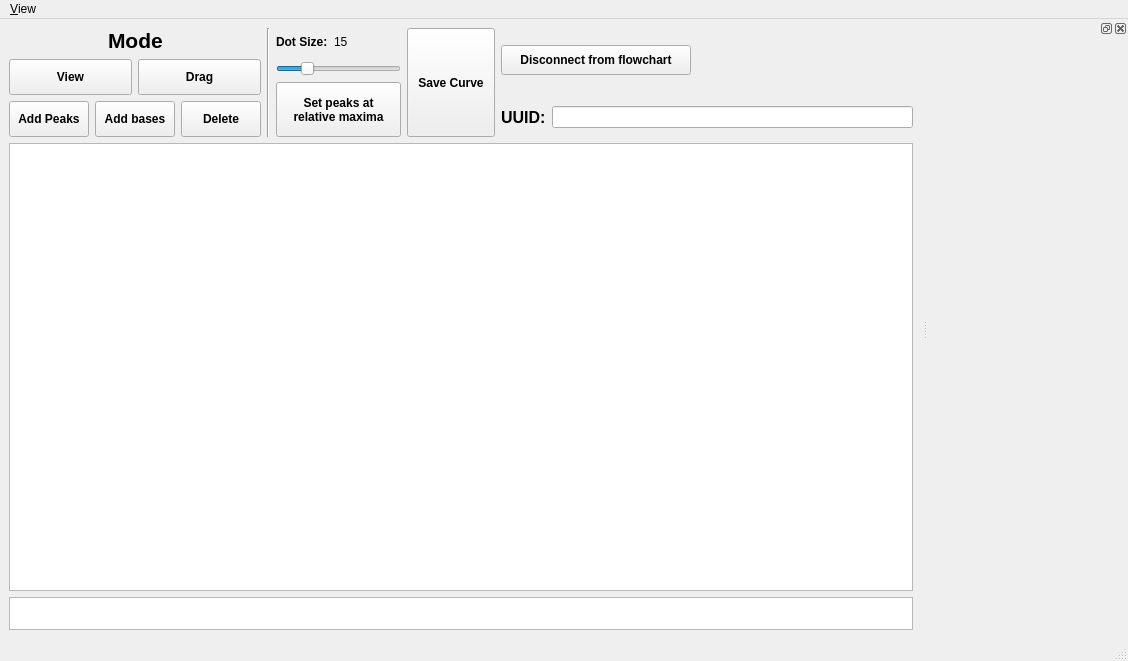
The window that analyser/ui_files/PeakEditor_pytemplate.ui (kushalkolar/MESmerize) describes before a commit, drawn with Qt 5.
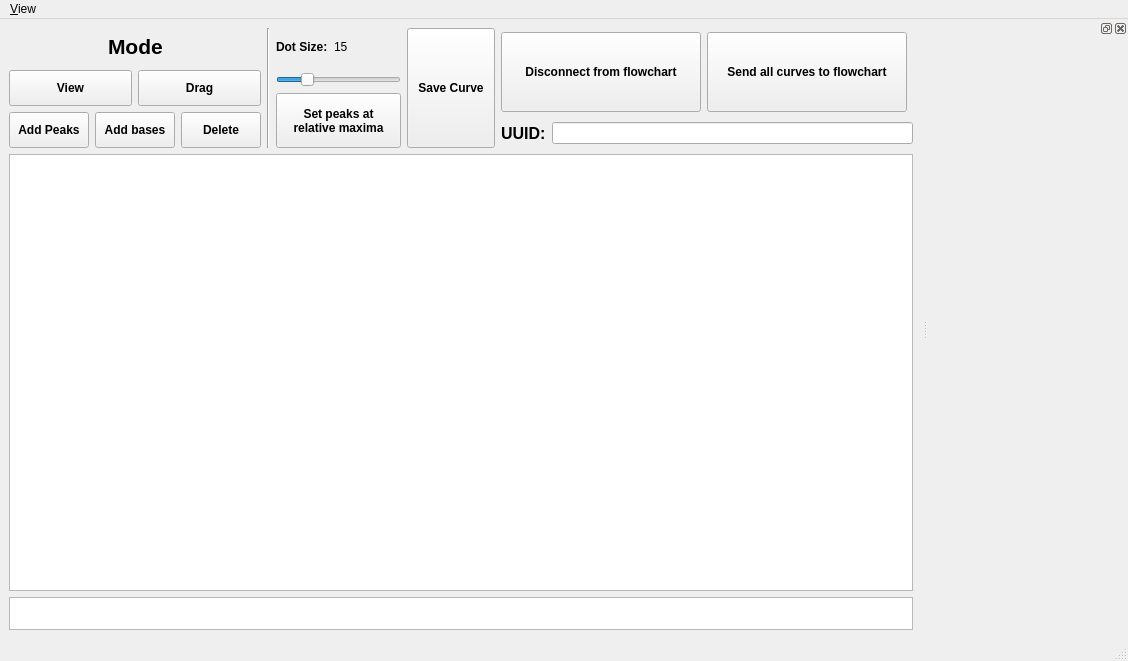
The same window after the commit. Custom widgets are drawn as their Qt base class.

Commit message: Peak editor should be able to connect and disconnect from to the flowchart and send data to it. Added annotations to compute_utils. Update PeakEditor.py, compute_utils.py, and 3 more files...

```diff
--- a/analyser/ui_files/PeakEditor_pytemplate.ui
+++ b/analyser/ui_files/PeakEditor_pytemplate.ui
@@ -15,7 +15,9 @@
   </property>
   <widget class="QWidget" name="centralwidget">
    <layout class="QGridLayout" name="gridLayout_2">
-    <item row="0" column="0" rowspan="2">
+    <item row="0" column="0">
+     <layout class="QHBoxLayout" name="horizontalLayout_7">
+      <item>
      <layout class="QHBoxLayout" name="horizontalLayout_4">
       <item>
        <layout class="QVBoxLayout" name="verticalLayout">
@@ -282,7 +284,7 @@
       <item>
        <widget class="QPushButton" name="btnSaveCurve">
         <property name="sizePolicy">
-         <sizepolicy hsizetype="Fixed" vsizetype="Expanding">
+           <sizepolicy hsizetype="Expanding" vsizetype="MinimumExpanding">
           <horstretch>0</horstretch>
           <verstretch>0</verstretch>
          </sizepolicy>
@@ -295,8 +297,8 @@
         </property>
         <property name="maximumSize">
          <size>
-          <width>80</width>
-          <height>126</height>
+            <width>356</width>
+            <height>120</height>
          </size>
         </property>
         <property name="font">
@@ -312,24 +314,28 @@
       </item>
      </layout>
     </item>
-    <item row="0" column="1">
+      <item>
+       <layout class="QVBoxLayout" name="verticalLayout_3">
+        <item>
+         <layout class="QHBoxLayout" name="horizontalLayout_6">
+          <item>
      <widget class="QPushButton" name="btnDisconnectFromFlowchart">
       <property name="sizePolicy">
-       <sizepolicy hsizetype="Fixed" vsizetype="Fixed">
+             <sizepolicy hsizetype="Expanding" vsizetype="MinimumExpanding">
         <horstretch>0</horstretch>
         <verstretch>0</verstretch>
        </sizepolicy>
       </property>
       <property name="minimumSize">
        <size>
-        <width>190</width>
+              <width>200</width>
         <height>30</height>
        </size>
       </property>
       <property name="maximumSize">
        <size>
-        <width>182</width>
-        <height>30</height>
+              <width>340</width>
+              <height>80</height>
        </size>
       </property>
       <property name="font">
@@ -341,9 +347,58 @@
       <property name="text">
        <string>Disconnect from flowchart</string>
       </property>
-     </widget>
-    </item>
-    <item row="1" column="1">
+            <property name="checkable">
+             <bool>true</bool>
+            </property>
+           </widget>
+          </item>
+          <item>
+           <widget class="QPushButton" name="btnSendToFlowchart">
+            <property name="sizePolicy">
+             <sizepolicy hsizetype="Expanding" vsizetype="MinimumExpanding">
+              <horstretch>0</horstretch>
+              <verstretch>0</verstretch>
+             </sizepolicy>
+            </property>
+            <property name="minimumSize">
+             <size>
+              <width>200</width>
+              <height>30</height>
+             </size>
+            </property>
+            <property name="maximumSize">
+             <size>
+              <width>340</width>
+              <height>80</height>
+             </size>
+            </property>
+            <property name="font">
+             <font>
+              <weight>75</weight>
+              <bold>true</bold>
+             </font>
+            </property>
+            <property name="text">
+             <string>Send all curves to flowchart</string>
+            </property>
+           </widget>
+          </item>
+          <item>
+           <spacer name="horizontalSpacer_2">
+            <property name="orientation">
+             <enum>Qt::Horizontal</enum>
+            </property>
+            <property name="sizeHint" stdset="0">
+             <size>
+              <width>40</width>
+              <height>20</height>
+             </size>
+            </property>
+           </spacer>
+          </item>
+         </layout>
+        </item>
+        <item>
      <layout class="QHBoxLayout" name="horizontalLayout_5">
       <item>
        <widget class="QLabel" name="label_2">
@@ -374,10 +429,14 @@
       </item>
      </layout>
     </item>
-    <item row="2" column="0" colspan="2">
+       </layout>
+      </item>
+     </layout>
+    </item>
+    <item row="1" column="0">
      <widget class="PlotWidget" name="graphicsView"/>
     </item>
-    <item row="3" column="0" colspan="2">
+    <item row="2" column="0">
      <widget class="QListWidget" name="listwIndices">
       <property name="sizePolicy">
        <sizepolicy hsizetype="Expanding" vsizetype="Fixed">
```
Lines whose indentation alone changed are shown as unchanged. The commit also changes 4 other files.
